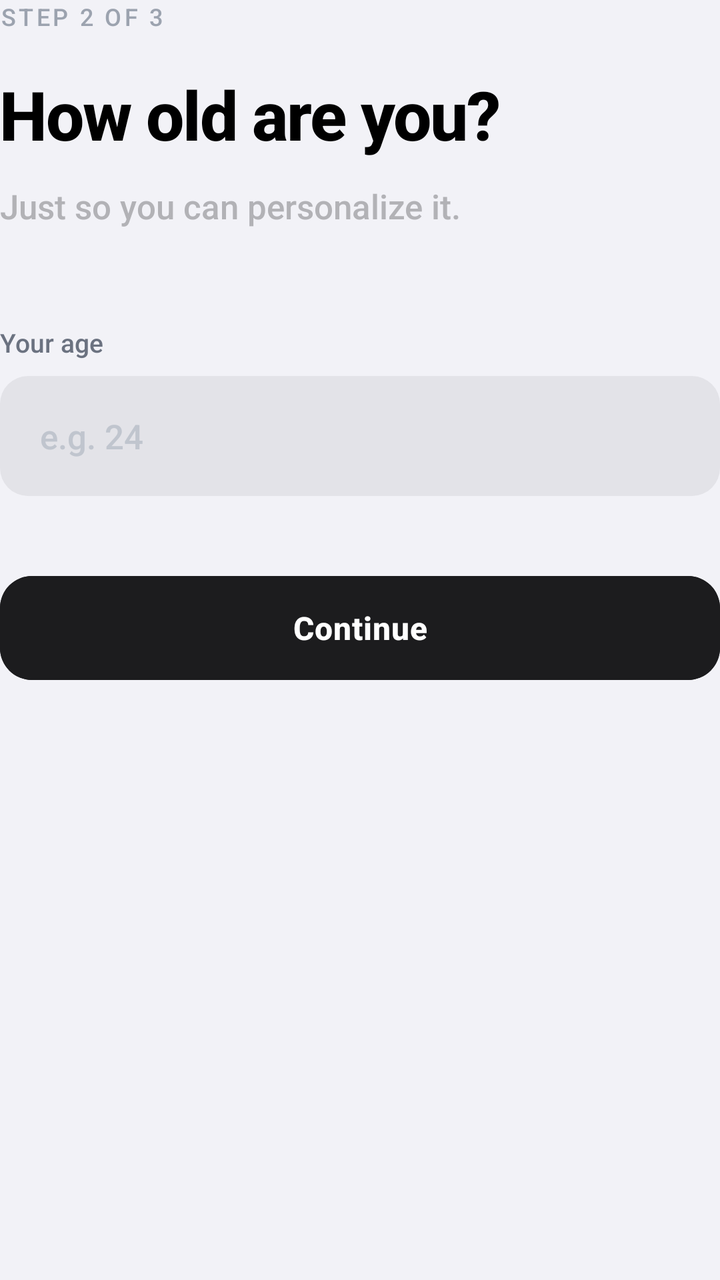
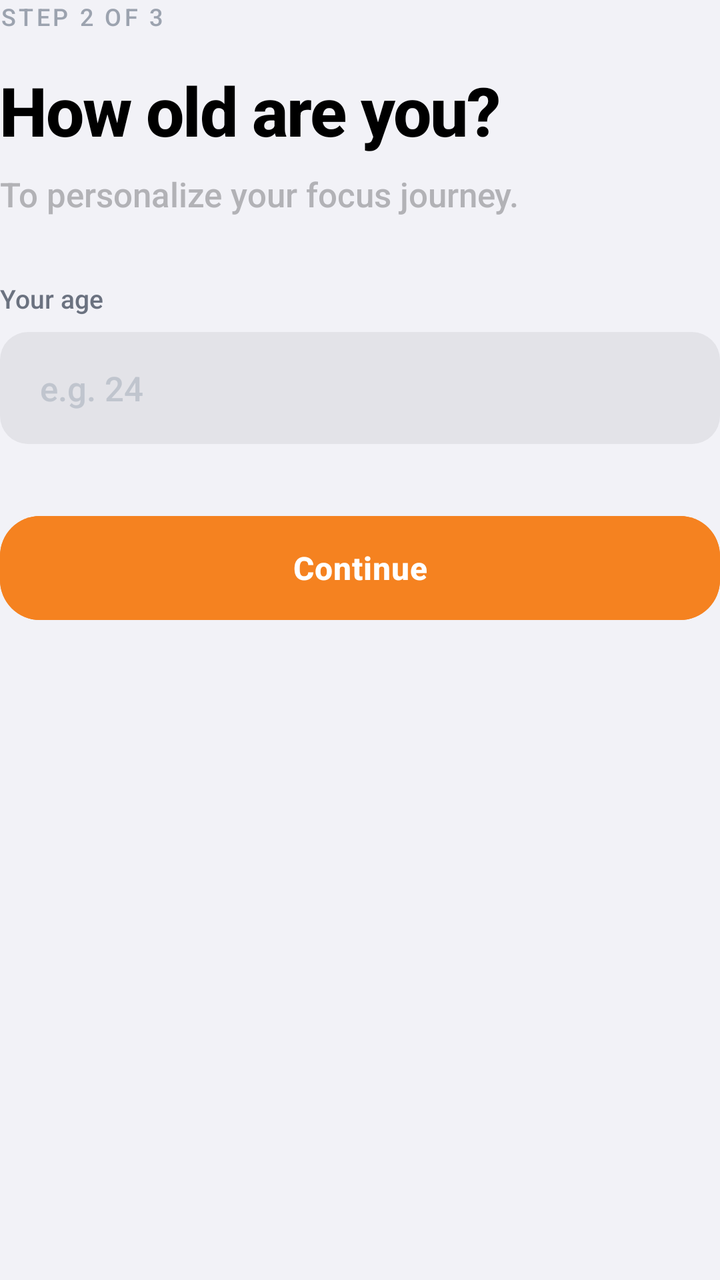

Two renders of the same Android screen: before a commit and after it. Below are the layout's source before the change and the commit's diff.
<!-- AndroidManifest.xml: application theme Theme.Floow -->
<!-- res/layout/step_age.xml -->
<?xml version="1.0" encoding="utf-8"?>
<LinearLayout xmlns:android="http://schemas.android.com/apk/res/android"
    xmlns:app="http://schemas.android.com/apk/res-auto"
    android:layout_width="match_parent"
    android:layout_height="wrap_content"
    android:orientation="vertical"
    android:gravity="start">

    
    <TextView
        android:layout_width="wrap_content"
        android:layout_height="wrap_content"
        android:text="STEP 2 OF 3"
        android:textSize="12sp"
        android:textAllCaps="true"
        android:letterSpacing="0.12"
        android:textColor="#9CA3AF"
        android:fontFamily="sans-serif-medium" />

    <TextView
        android:layout_width="wrap_content"
        android:layout_height="wrap_content"
        android:layout_marginTop="18dp"
        android:text="How old are you?"
        android:lineSpacingExtra="4dp"
        style="@style/IOSLargeTitle" />

    <TextView
        android:layout_width="wrap_content"
        android:layout_height="wrap_content"
        android:layout_marginTop="12dp"
        android:text="Just so you can personalize it."
        style="@style/IOSBody"
        android:alpha="0.65" />

    
    <TextView
        android:layout_width="wrap_content"
        android:layout_height="wrap_content"
        android:layout_marginTop="48dp"
        android:text="Your age"
        android:textSize="13sp"
        android:textColor="#6B7280"
        android:fontFamily="sans-serif-medium" />

    <EditText
        android:id="@+id/etAge"
        android:layout_width="match_parent"
        android:layout_height="60dp"
        android:layout_marginTop="8dp"
        android:background="@drawable/bg_rounded_edit"
        android:hint="e.g. 24"
        android:paddingHorizontal="20dp"
        android:textSize="17sp"
        android:fontFamily="sans-serif-medium"
        android:textColorHint="#C0C5CE"
        android:inputType="number"
        android:maxLines="1" />

    <com.google.android.material.button.MaterialButton
        android:id="@+id/btnContinue"
        android:layout_width="match_parent"
        android:layout_height="60dp"
        android:layout_marginTop="36dp"
        android:text="Continue"
        android:textAllCaps="false"
        android:textSize="16sp"
        android:textStyle="bold"
        android:letterSpacing="0.02"
        android:backgroundTint="@color/button_dark"
        app:cornerRadius="16dp"
        app:elevation="0dp" />

</LinearLayout>
<!-- resources referenced by this layout -->
<resources>
  <color name="button_dark">#FF1C1C1E</color>
  <!-- drawable bg_rounded_edit (drawable) -->
  <?xml version="1.0" encoding="utf-8"?>
  <shape xmlns:android="http://schemas.android.com/apk/res/android">
      <solid android:color="#E3E3E8" /> 
      <corners android:radius="14dp" />
  </shape>
  <style name="IOSBody">
          <item name="android:textSize">17sp</item>
          <item name="android:textColor">@color/text_secondary</item>
          <item name="android:lineSpacingMultiplier">1.2</item>
      </style>
  <style name="IOSLargeTitle">
          <item name="android:textSize">34sp</item>
          <item name="android:textStyle">bold</item>
          <item name="android:textColor">@color/text_primary</item>
          <item name="android:letterSpacing">-0.02</item>
      </style>
  <style name="Theme.Floow" parent="Theme.Material3.Light.NoActionBar">
          <item name="colorPrimary">@color/accent</item>
          <item name="colorOnPrimary">@color/white</item>
          <item name="android:statusBarColor">@color/background</item>
          <item name="android:windowLightStatusBar">true</item>
          <item name="android:navigationBarColor">@color/background</item>
          <item name="android:windowBackground">@color/background</item>
  
          
          <item name="fontFamily">sans-serif-medium</item>
      </style>
  <color name="text_secondary">#FF8E8E93</color>
  <color name="text_primary">#FF000000</color>
  <color name="accent">#FF007AFF</color>
  <color name="white">#FFFFFFFF</color>
  <color name="background">#FFF2F2F7</color>
</resources>

<!-- the commit's change to res/layout/step_age.xml (unified diff, before → after) -->
@@ -20,7 +20,7 @@
     <TextView
         android:layout_width="wrap_content"
         android:layout_height="wrap_content"
-        android:layout_marginTop="18dp"
+        android:layout_marginTop="16dp"
         android:text="How old are you?"
         android:lineSpacingExtra="4dp"
         style="@style/IOSLargeTitle" />
@@ -28,8 +28,8 @@
     <TextView
         android:layout_width="wrap_content"
         android:layout_height="wrap_content"
-        android:layout_marginTop="12dp"
-        android:text="Just so you can personalize it."
+        android:layout_marginTop="8dp"
+        android:text="To personalize your focus journey."
         style="@style/IOSBody"
         android:alpha="0.65" />
 
@@ -37,7 +37,7 @@
     <TextView
         android:layout_width="wrap_content"
         android:layout_height="wrap_content"
-        android:layout_marginTop="48dp"
+        android:layout_marginTop="32dp"
         android:text="Your age"
         android:textSize="13sp"
         android:textColor="#6B7280"
@@ -46,7 +46,7 @@
     <EditText
         android:id="@+id/etAge"
         android:layout_width="match_parent"
-        android:layout_height="60dp"
+        android:layout_height="56dp"
         android:layout_marginTop="8dp"
         android:background="@drawable/bg_rounded_edit"
         android:hint="e.g. 24"
@@ -61,14 +61,14 @@
         android:id="@+id/btnContinue"
         android:layout_width="match_parent"
         android:layout_height="60dp"
-        android:layout_marginTop="36dp"
+        android:layout_marginTop="32dp"
         android:text="Continue"
         android:textAllCaps="false"
         android:textSize="16sp"
         android:textStyle="bold"
         android:letterSpacing="0.02"
-        android:backgroundTint="@color/button_dark"
-        app:cornerRadius="16dp"
+        android:backgroundTint="#FFF58220"
+        app:cornerRadius="20dp"
         app:elevation="0dp" />
 
 </LinearLayout>
<!-- resource entries referenced after the edit -->
@@ -1,6 +1,5 @@
 <!-- resources referenced by this layout -->
 <resources>
-  <color name="button_dark">#FF1C1C1E</color>
   <!-- drawable bg_rounded_edit (drawable) -->
   <?xml version="1.0" encoding="utf-8"?>
   <shape xmlns:android="http://schemas.android.com/apk/res/android">
